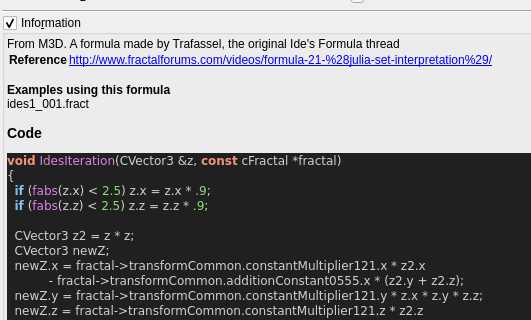
Above: mandelbulber2/formula/ui/fractal_ides.ui from buddhi1980/mandelbulber2 before the change; both pictures show x 0 to 531 and y 122 to 442 of the 718 by 773 pixel window. Below: the same form after it.
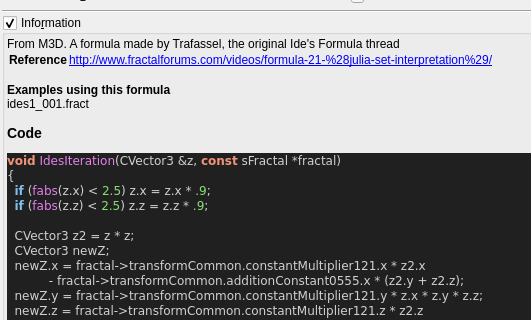
That is the form after the change. Custom widgets are drawn as their Qt base class.

The edit to the form file:
```diff
--- a/mandelbulber2/formula/ui/fractal_ides.ui
+++ b/mandelbulber2/formula/ui/fractal_ides.ui
@@ -391,7 +391,7 @@
 &lt;/table&gt;
 &lt;br&gt;&lt;b&gt;Examples using this formula&lt;/b&gt;&lt;br&gt;ides1_001.fract&lt;h3&gt;Code&lt;/h3&gt;
 &lt;body style=&quot;background-color:#202020&quot;&gt;
-&lt;pre style=&quot;color:#d0d0d0; background-color:#202020;  font-family:'Courier New',monospace;&quot;&gt;&lt;span style=&quot;color:#f09479; font-weight:bold&quot;&gt;void&lt;/span&gt; &lt;span style=&quot;color:#e47eed&quot;&gt;IdesIteration&lt;/span&gt;&lt;span style=&quot;color:#d0d0d0&quot;&gt;(&lt;/span&gt;CVector3 &lt;span style=&quot;color:#d0d0d0&quot;&gt;&amp;amp;&lt;/span&gt;z&lt;span style=&quot;color:#d0d0d0&quot;&gt;,&lt;/span&gt; &lt;span style=&quot;color:#f09479; font-weight:bold&quot;&gt;const&lt;/span&gt; cFractal &lt;span style=&quot;color:#d0d0d0&quot;&gt;*&lt;/span&gt;fractal&lt;span style=&quot;color:#d0d0d0&quot;&gt;)&lt;/span&gt;
+&lt;pre style=&quot;color:#d0d0d0; background-color:#202020;  font-family:'Courier New',monospace;&quot;&gt;&lt;span style=&quot;color:#f09479; font-weight:bold&quot;&gt;void&lt;/span&gt; &lt;span style=&quot;color:#e47eed&quot;&gt;IdesIteration&lt;/span&gt;&lt;span style=&quot;color:#d0d0d0&quot;&gt;(&lt;/span&gt;CVector3 &lt;span style=&quot;color:#d0d0d0&quot;&gt;&amp;amp;&lt;/span&gt;z&lt;span style=&quot;color:#d0d0d0&quot;&gt;,&lt;/span&gt; &lt;span style=&quot;color:#f09479; font-weight:bold&quot;&gt;const&lt;/span&gt; sFractal &lt;span style=&quot;color:#d0d0d0&quot;&gt;*&lt;/span&gt;fractal&lt;span style=&quot;color:#d0d0d0&quot;&gt;)&lt;/span&gt;
 &lt;span style=&quot;color:#d0d0d0&quot;&gt;{&lt;/span&gt;
   &lt;span style=&quot;color:#7ec0ee; font-weight:bold&quot;&gt;if&lt;/span&gt; &lt;span style=&quot;color:#d0d0d0&quot;&gt;(&lt;/span&gt;&lt;span style=&quot;color:#e47eed&quot;&gt;fabs&lt;/span&gt;&lt;span style=&quot;color:#d0d0d0&quot;&gt;(&lt;/span&gt;z&lt;span style=&quot;color:#d0d0d0&quot;&gt;.&lt;/span&gt;x&lt;span style=&quot;color:#d0d0d0&quot;&gt;) &amp;lt;&lt;/span&gt; &lt;span style=&quot;color:#87df71&quot;&gt;2.5&lt;/span&gt;&lt;span style=&quot;color:#d0d0d0&quot;&gt;)&lt;/span&gt; z&lt;span style=&quot;color:#d0d0d0&quot;&gt;.&lt;/span&gt;x &lt;span style=&quot;color:#d0d0d0&quot;&gt;=&lt;/span&gt; z&lt;span style=&quot;color:#d0d0d0&quot;&gt;.&lt;/span&gt;x &lt;span style=&quot;color:#d0d0d0&quot;&gt;*&lt;/span&gt; &lt;span style=&quot;color:#87df71&quot;&gt;.9&lt;/span&gt;&lt;span style=&quot;color:#d0d0d0&quot;&gt;;&lt;/span&gt;
   &lt;span style=&quot;color:#7ec0ee; font-weight:bold&quot;&gt;if&lt;/span&gt; &lt;span style=&quot;color:#d0d0d0&quot;&gt;(&lt;/span&gt;&lt;span style=&quot;color:#e47eed&quot;&gt;fabs&lt;/span&gt;&lt;span style=&quot;color:#d0d0d0&quot;&gt;(&lt;/span&gt;z&lt;span style=&quot;color:#d0d0d0&quot;&gt;.&lt;/span&gt;z&lt;span style=&quot;color:#d0d0d0&quot;&gt;) &amp;lt;&lt;/span&gt; &lt;span style=&quot;color:#87df71&quot;&gt;2.5&lt;/span&gt;&lt;span style=&quot;color:#d0d0d0&quot;&gt;)&lt;/span&gt; z&lt;span style=&quot;color:#d0d0d0&quot;&gt;.&lt;/span&gt;z &lt;span style=&quot;color:#d0d0d0&quot;&gt;=&lt;/span&gt; z&lt;span style=&quot;color:#d0d0d0&quot;&gt;.&lt;/span&gt;z &lt;span style=&quot;color:#d0d0d0&quot;&gt;*&lt;/span&gt; &lt;span style=&quot;color:#87df71&quot;&gt;.9&lt;/span&gt;&lt;span style=&quot;color:#d0d0d0&quot;&gt;;&lt;/span&gt;
```
